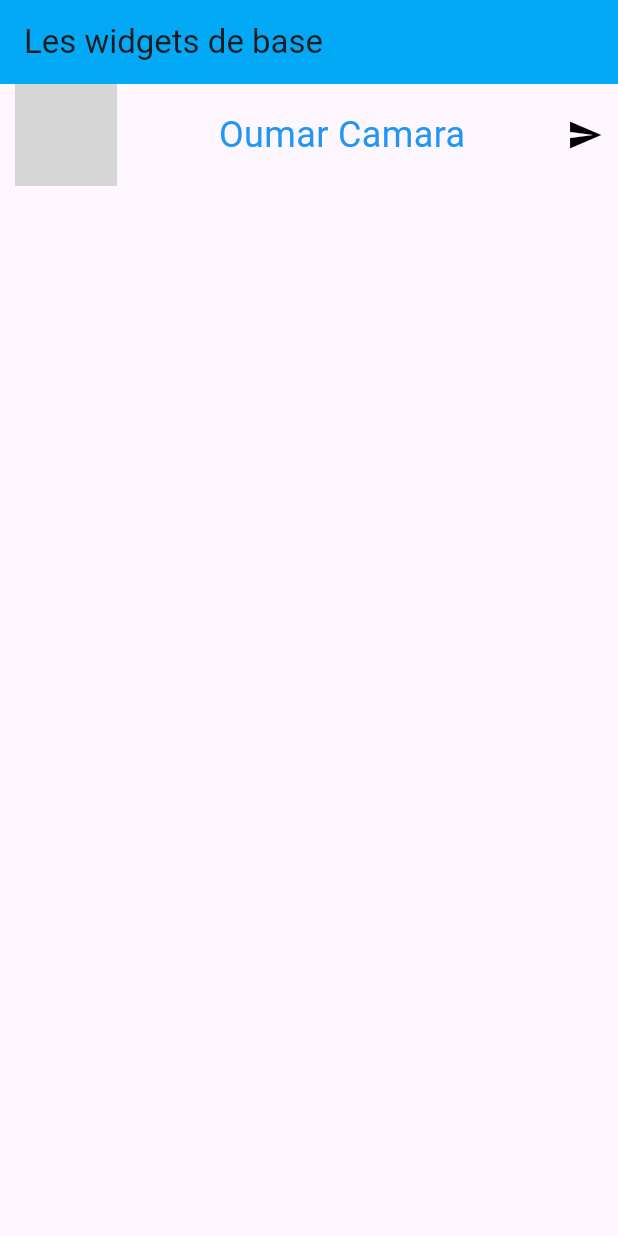
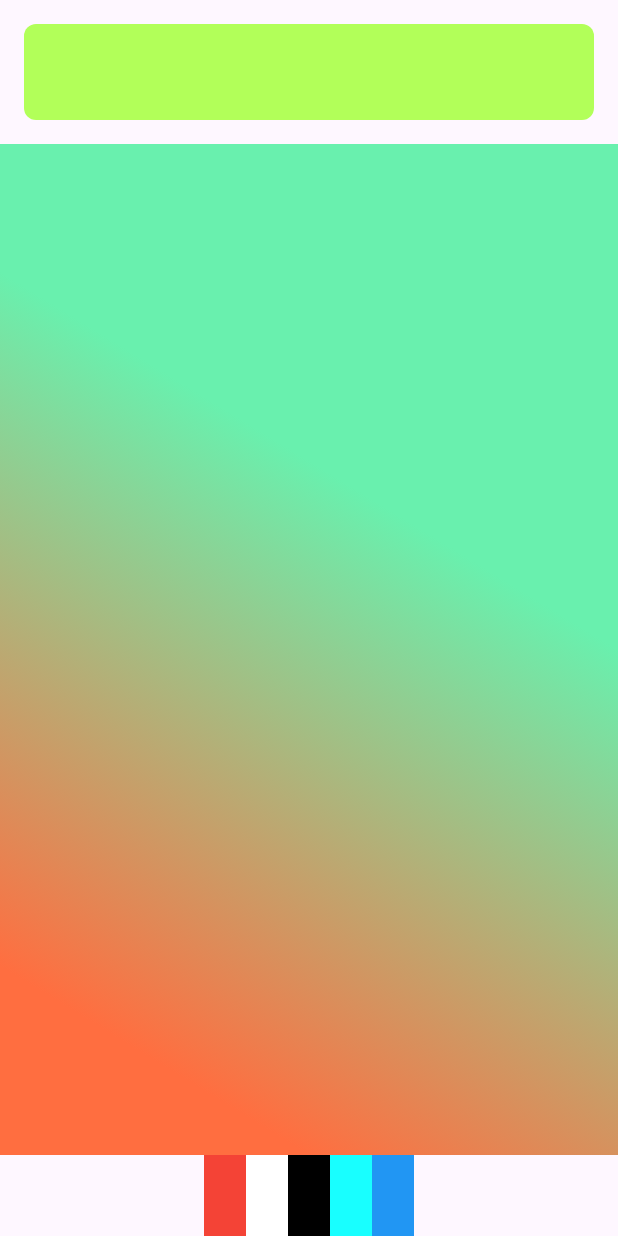
Before and after one commit to Bobo844/flutter_labs, a Flutter app: the screen it shows after launch, on a phone screen of 412 x 824 dp. Run offline on Flutter 3.47's test engine with Material 3 defaults, Android fonts, the phone set to English and light mode, and no system bars; our stand-ins replace google_fonts; grey boxes are pictures that could not be loaded.

Commit message:
les wrap

```diff
--- a/demo_app3/lib/main.dart
+++ b/demo_app3/lib/main.dart
@@ -12,35 +12,67 @@ class MonApplication extends StatelessWidget {
     return MaterialApp(
       debugShowCheckedModeBanner: false,
       home: Scaffold(
-        appBar: AppBar(
-          backgroundColor: Colors.lightBlue,
-          title: const Text('Les widgets de base'),
-        ),
-        body:SingleChildScrollView(
-        child: Padding(
-          padding:EdgeInsets.symmetric(horizontal: 10),
-          child: Row(
-            mainAxisSize: MainAxisSize.max,
-            mainAxisAlignment: MainAxisAlignment.spaceBetween,
-            crossAxisAlignment: CrossAxisAlignment.center,
+        //ce composant permet d'adapter nos interfaces au different appareille ou elle s'afficherons
+        body: SafeArea(
+          bottom: false,
+          //top: false,
+          child: Column(
+          children: [
+            Container(
+              height:64,
+              margin: const EdgeInsets.all(16),
+              decoration: BoxDecoration(
+                borderRadius: BorderRadius.circular(8),
+                color: Colors.lightGreenAccent
+              ),
+            ),
+            Expanded(
+              child: Container(
+                decoration: BoxDecoration(
+                  gradient: LinearGradient(
+                  colors:[
+                      Colors.deepOrangeAccent,
+                      Colors.greenAccent
+
+                    ],
+                    begin: Alignment.bottomCenter
+                  )
+                ),
+              ),
+            ),
+           Container(
+            child:  Wrap(
               children: [
-                CircleAvatar(
-                  radius: 34,
-                  backgroundImage:NetworkImage("https://external-content.duckduckgo.com/iu/?u=https%3A%2F%2Fwww.fr.clipproject.info%2Fimages%2Fjoomgallery%2Foriginals%2Fbureau_10%2Fingenieur_cliparts_gratuis__bureau_images_20160412_1456662735.png&f=1&nofb=1&ipt=bd117c9bfb6c53298671d2730805eea9c2896c6249c8fce5a21f5e1d42a00628&ipo=images"),
+                Container(
+                  color: Colors.red,
+                  height: 54,
+                  width: 28,
                 ),
-                Text(
-                  "Oumar Camara",
-                  style: TextStyle(
-                    color: Colors.blue,
-                    fontSize: 24,
-                  ),
+                 Container(
+                  color: Colors.white,
+                  height: 54,
+                  width: 28,
                 ),
-                Icon(Icons.send,color: Colors.black)
+                 Container(
+                  color: Colors.black,
+                  height: 54,
+                  width: 28,
+                ),
+                 Container(
+                  color: Colors.cyanAccent,
+                  height: 54,
+                  width: 28,
+                ),
+                 Container(
+                  color: Colors.blue,
+                  height: 54,
+                  width: 28,
+                ),
               ],
-          ),
-        ),
-
-          )
+            ),
+           )
+          ]
+        ))
 
         )
     );
```
